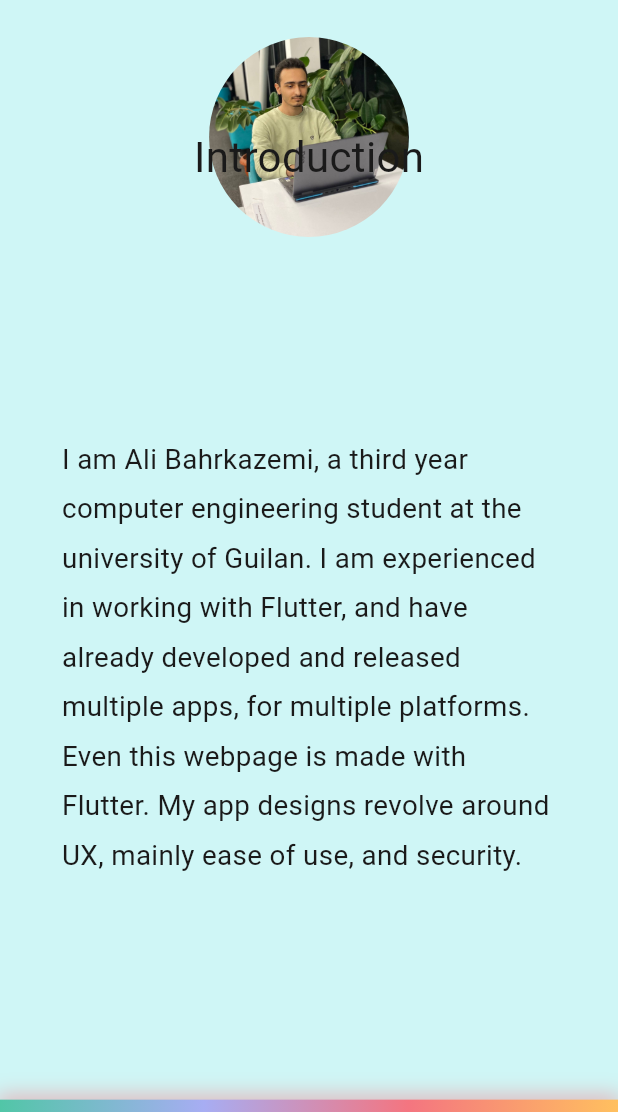
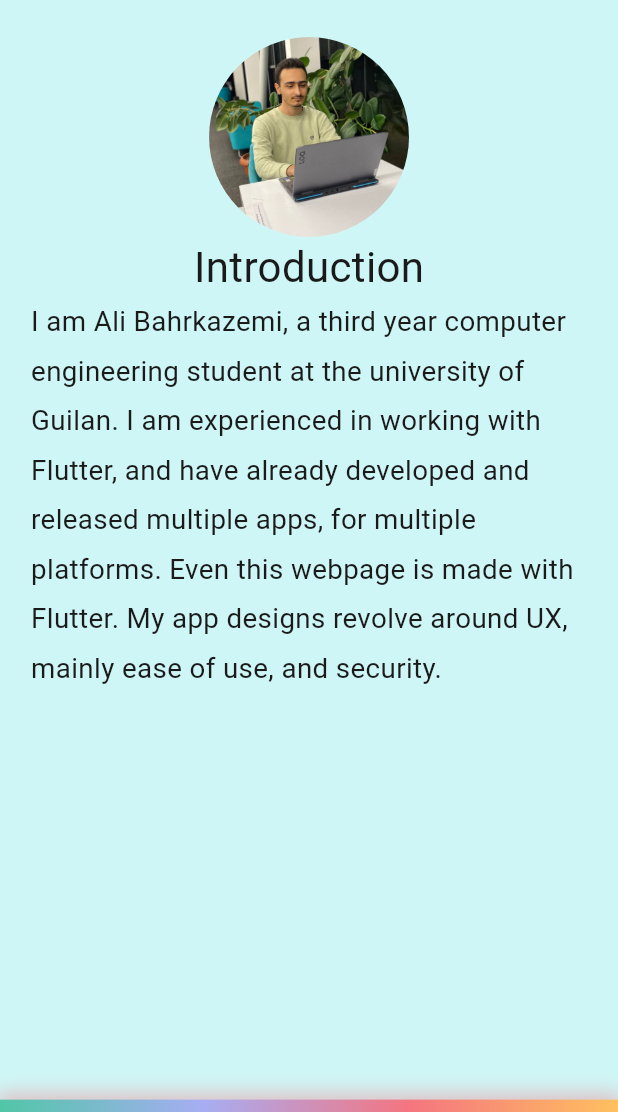
Before and after one commit to darksider-05/portfolio, a Flutter app: the screen it shows after launch, on a phone screen of 412 x 824 dp, the part 124-1236 px from its top. Run offline on Flutter 3.47's test engine with Material 3 defaults, Android fonts, the phone set to English and light mode, and no system bars.

Commit message:
- ui overhaul for platform compatibility of the home page

```diff
--- a/lib/components/pages/home.dart
+++ b/lib/components/pages/home.dart
@@ -26,8 +26,8 @@
               mainAxisAlignment: MainAxisAlignment.center,
               children: [Textpart(), Imagecon()],
             )
-          : Column(
-              spacing: min(vh, vw * 0.8) * 0.8 * 0.66,
+          : ListView(
+              //spacing: min(vh, vw * 0.8) * 0.8 * 0.66,
               children: [
                 Column(
                   children: [
@@ -87,30 +87,31 @@
     final data = json.data?["home"]["texts"];
 
     return Container(
+      padding: EdgeInsets.only(
+        top: vh < 500 ? vh * 0.1 + 25 : 0,
+        left: vw * 0.05,
+        right: vw * 0.05,
+      ),
       color: Colors.transparent,
       width: vw > 600 ? vw * 0.5 : vw * 0.8,
-      child: Column(
-        crossAxisAlignment: CrossAxisAlignment.center,
-        mainAxisAlignment: MainAxisAlignment.center,
+      child: ListView(
+        shrinkWrap: true,
+        //spacing: vh * 0.05,
+        //crossAxisAlignment: CrossAxisAlignment.center,
+        //mainAxisAlignment: MainAxisAlignment.center,
         children: [
-          Transform.translate(
-            offset: Offset(0, -vh * 0.3),
-            child: Container(
+          Container(
             color: Colors.transparent,
             child: Center(
               child: Text(data["title"], style: TextStyle(fontSize: 28)),
             ),
           ),
-          ),
-          Transform.translate(
-            offset: Offset(0, -vh * 0.1),
-            child: Container(
+          Container(
             color: Colors.transparent,
             alignment: Alignment.topLeft,
             child: Text(
               data["description"],
               style: TextStyle(fontSize: 18.5, height: 1.8),
-              ),
             ),
           ),
         ],
```
Lines whose indentation alone changed are shown as unchanged.
